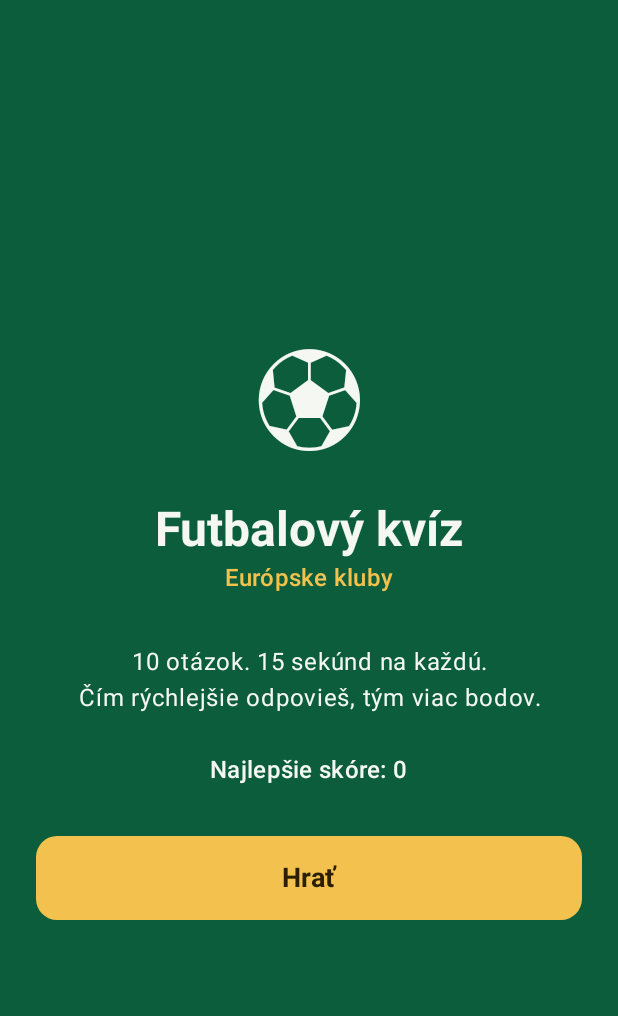
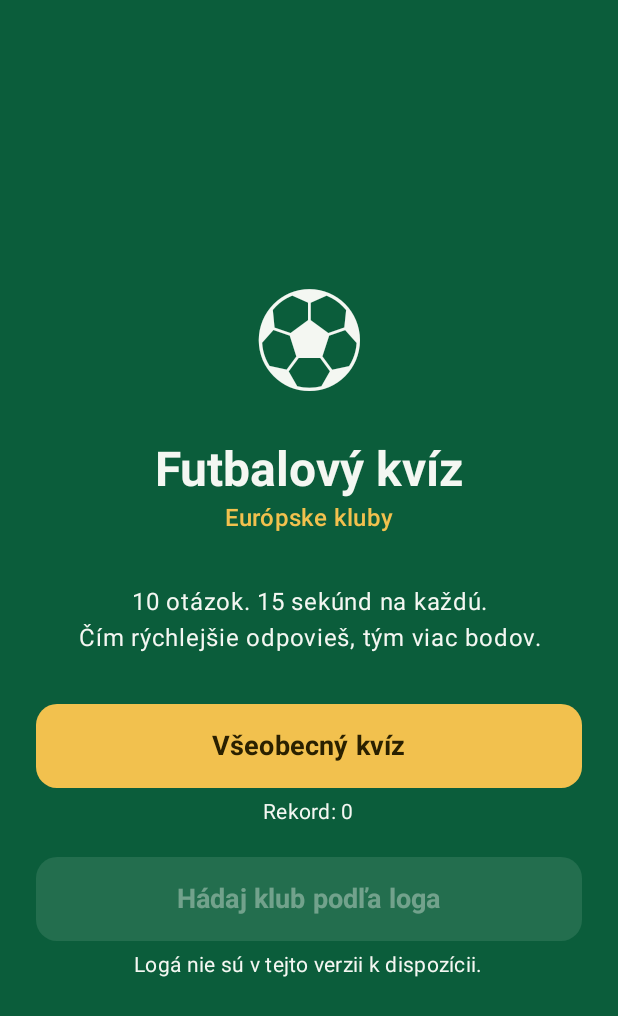
Before and after one commit to ivanchochula-oss/clauder, an Android app built with Jetpack Compose: the screen it shows after launch (MainActivity), on a phone screen of 412 x 824 dp. Shown: the top 1016 px of the screen. Run offline under Robolectric (Android 15) with nearby library versions, the phone set to English and light mode, and no system bars.

Commit message:
Add 'guess the club by logo' game mode
Separate mode with its own best score. Club crests are downloaded from
Wikipedia at build time (scripts/download_logos.py) and are not stored
in the repository; the mode is disabled when logos are missing.

Co-Authored-By: Claude Opus 5.5 <noreply@anthropic.com>
Claude-Session: https://claude.ai/code/session_015DvA6BAAkP315QixdYqpRm

```diff
--- a/futbal-kviz/app/build.gradle.kts
+++ b/futbal-kviz/app/build.gradle.kts
@@ -12,8 +12,8 @@ android {
         applicationId = "sk.futbalkviz"
         minSdk = 24
         targetSdk = 35
-        versionCode = 1
-        versionName = "1.0"
+        versionCode = 2
+        versionName = "1.1"
     }
 
     buildTypes {
--- a/futbal-kviz/app/src/main/java/sk/futbalkviz/MainActivity.kt
+++ b/futbal-kviz/app/src/main/java/sk/futbalkviz/MainActivity.kt
@@ -33,7 +33,7 @@ class MainActivity : ComponentActivity() {
                     when (val s = state) {
                         is QuizState.Home -> HomeScreen(s, onStart = vm::start, modifier = m)
                         is QuizState.Playing -> QuestionScreen(s, onAnswer = vm::answer, onNext = vm::next, modifier = m)
-                        is QuizState.Finished -> ResultScreen(s, onPlayAgain = vm::start, onHome = vm::goHome, modifier = m)
+                        is QuizState.Finished -> ResultScreen(s, onPlayAgain = vm::playAgain, onHome = vm::goHome, modifier = m)
                     }
                 }
             }
--- a/futbal-kviz/app/src/main/java/sk/futbalkviz/QuizViewModel.kt
+++ b/futbal-kviz/app/src/main/java/sk/futbalkviz/QuizViewModel.kt
@@ -11,23 +11,37 @@ import kotlinx.coroutines.flow.StateFlow
 import kotlinx.coroutines.flow.asStateFlow
 import kotlinx.coroutines.flow.update
 import kotlinx.coroutines.launch
+import sk.futbalkviz.data.Club
+import sk.futbalkviz.data.Clubs
 import sk.futbalkviz.data.Question
 import sk.futbalkviz.data.Questions
 
 const val QUESTIONS_PER_ROUND = 10
 const val SECONDS_PER_QUESTION = 15
 
+enum class GameMode(val prefsKey: String) {
+    General("best_score"),
+    Logos("best_score_logos"),
+}
+
 data class RoundQuestion(
     val text: String,
     val options: List<String>,
     val correctIndex: Int,
     val explanation: String,
+    /** Kľúč loga v assets/logos, ak ide o otázku s logom. */
+    val logoKey: String? = null,
 )
 
 sealed interface QuizState {
-    data class Home(val bestScore: Int) : QuizState
+    data class Home(
+        val bestScore: Int,
+        val bestLogoScore: Int,
+        val logosAvailable: Boolean,
+    ) : QuizState
 
     data class Playing(
+        val mode: GameMode,
         val questions: List<RoundQuestion>,
         val index: Int,
         val secondsLeft: Int,
@@ -42,6 +56,7 @@ sealed interface QuizState {
     }
 
     data class Finished(
+        val mode: GameMode,
         val score: Int,
         val correctCount: Int,
         val total: Int,
@@ -59,20 +74,53 @@ fun buildRound(pool: List<Question>, count: Int = QUESTIONS_PER_ROUND): List<Rou
         RoundQuestion(q.text, options, options.indexOf(q.answer), q.explanation)
     }
 
+/** Kolo s logami: hádaný klub aj nesprávne možnosti sú len z klubov, ktorých logo je k dispozícii. */
+fun buildLogoRound(clubs: List<Club>, count: Int = QUESTIONS_PER_ROUND): List<RoundQuestion> =
+    clubs.shuffled().take(count).map { club ->
+        val wrong = (clubs - club).shuffled().take(3).map { it.name }
+        val options = (wrong + club.name).shuffled()
+        RoundQuestion(
+            text = "Ktorý klub má toto logo?",
+            options = options,
+            correctIndex = options.indexOf(club.name),
+            explanation = club.fact,
+            logoKey = club.key,
+        )
+    }
+
 class QuizViewModel(app: Application) : AndroidViewModel(app) {
 
     private val prefs = app.getSharedPreferences("futbal_kviz", Context.MODE_PRIVATE)
 
-    private val _state = MutableStateFlow<QuizState>(QuizState.Home(bestScore()))
+    private val logoClubs: List<Club> = run {
+        val files = app.assets.list(LOGO_DIR).orEmpty().toSet()
+        Clubs.all.filter { "${it.key}.png" in files }
+    }
+
+    private val _state = MutableStateFlow<QuizState>(homeState())
     val state: StateFlow<QuizState> = _state.asStateFlow()
 
     private var timerJob: Job? = null
 
-    private fun bestScore(): Int = prefs.getInt(KEY_BEST, 0)
+    private fun best(mode: GameMode): Int = prefs.getInt(mode.prefsKey, 0)
 
-    fun start() {
+    private fun homeState() = QuizState.Home(
+        bestScore = best(GameMode.General),
+        bestLogoScore = best(GameMode.Logos),
+        logosAvailable = logoClubs.size >= MIN_LOGO_CLUBS,
+    )
+
+    fun start(mode: GameMode) {
+        val questions = when (mode) {
+            GameMode.General -> buildRound(Questions.all)
+            GameMode.Logos -> {
+                if (logoClubs.size < MIN_LOGO_CLUBS) return
+                buildLogoRound(logoClubs)
+            }
+        }
         _state.value = QuizState.Playing(
-            questions = buildRound(Questions.all),
+            mode = mode,
+            questions = questions,
             index = 0,
             secondsLeft = SECONDS_PER_QUESTION,
             selected = null,
@@ -81,6 +129,11 @@ class QuizViewModel(app: Application) : AndroidViewModel(app) {
             correctCount = 0,
         )
         startTimer()
+    }
+
+    fun playAgain() {
+        val mode = (_state.value as? QuizState.Finished)?.mode ?: GameMode.General
+        start(mode)
     }
 
     fun answer(optionIndex: Int) {
@@ -113,14 +166,15 @@ class QuizViewModel(app: Application) : AndroidViewModel(app) {
 
     fun goHome() {
         timerJob?.cancel()
-        _state.value = QuizState.Home(bestScore())
+        _state.value = homeState()
     }
 
     private fun finish(s: QuizState.Playing) {
-        val previousBest = bestScore()
+        val previousBest = best(s.mode)
         val newRecord = s.score > previousBest
-        if (newRecord) prefs.edit().putInt(KEY_BEST, s.score).apply()
+        if (newRecord) prefs.edit().putInt(s.mode.prefsKey, s.score).apply()
         _state.value = QuizState.Finished(
+            mode = s.mode,
             score = s.score,
             correctCount = s.correctCount,
             total = s.questions.size,
@@ -152,6 +206,7 @@ class QuizViewModel(app: Application) : AndroidViewModel(app) {
     }
 
     private companion object {
-        const val KEY_BEST = "best_score"
+        const val LOGO_DIR = "logos"
+        const val MIN_LOGO_CLUBS = 4
     }
 }
--- /dev/null
+++ b/futbal-kviz/app/src/main/java/sk/futbalkviz/data/Clubs.kt
@@ -0,0 +1,45 @@
+package sk.futbalkviz.data
+
+/** Klub pre režim „Hádaj klub podľa loga“. Logo je v assets/logos/<key>.png (sťahuje scripts/download_logos.py). */
+data class Club(
+    val key: String,
+    val name: String,
+    val country: String,
+    val fact: String,
+)
+
+object Clubs {
+    val all: List<Club> = listOf(
+        Club("barcelona", "FC Barcelona", "Španielsko", "Barcelona, Španielsko. Založený v roku 1899."),
+        Club("real", "Real Madrid", "Španielsko", "Madrid, Španielsko. Založený v roku 1902."),
+        Club("atletico", "Atlético Madrid", "Španielsko", "Madrid, Španielsko. Založený v roku 1903."),
+        Club("sevilla", "Sevilla FC", "Španielsko", "Sevilla, Španielsko. Založený v roku 1890."),
+        Club("valencia", "Valencia CF", "Španielsko", "Valencia, Španielsko. Založený v roku 1919."),
+        Club("bayern", "Bayern Mníchov", "Nemecko", "Mníchov, Nemecko. Založený v roku 1900."),
+        Club("dortmund", "Borussia Dortmund", "Nemecko", "Dortmund, Nemecko. Založený v roku 1909."),
+        Club("leverkusen", "Bayer Leverkusen", "Nemecko", "Leverkusen, Nemecko. Založený v roku 1904."),
+        Club("schalke", "Schalke 04", "Nemecko", "Gelsenkirchen, Nemecko. Založený v roku 1904."),
+        Club("juventus", "Juventus Turín", "Taliansko", "Turín, Taliansko. Založený v roku 1897."),
+        Club("milan", "AC Miláno", "Taliansko", "Miláno, Taliansko. Založený v roku 1899."),
+        Club("inter", "Inter Miláno", "Taliansko", "Miláno, Taliansko. Založený v roku 1908."),
+        Club("roma", "AS Rím", "Taliansko", "Rím, Taliansko. Založený v roku 1927."),
+        Club("napoli", "SSC Neapol", "Taliansko", "Neapol, Taliansko. Založený v roku 1926."),
+        Club("liverpool", "Liverpool FC", "Anglicko", "Liverpool, Anglicko. Založený v roku 1892."),
+        Club("manutd", "Manchester United", "Anglicko", "Manchester, Anglicko. Založený v roku 1878 ako Newton Heath."),
+        Club("mancity", "Manchester City", "Anglicko", "Manchester, Anglicko. Založený v roku 1880."),
+        Club("arsenal", "Arsenal FC", "Anglicko", "Londýn, Anglicko. Založený v roku 1886."),
+        Club("chelsea", "Chelsea FC", "Anglicko", "Londýn, Anglicko. Založený v roku 1905."),
+        Club("tottenham", "Tottenham Hotspur", "Anglicko", "Londýn, Anglicko. Založený v roku 1882."),
+        Club("psg", "Paris Saint-Germain", "Francúzsko", "Paríž, Francúzsko. Založený v roku 1970."),
+        Club("marseille", "Olympique Marseille", "Francúzsko", "Marseille, Francúzsko. Založený v roku 1899."),
+        Club("ajax", "Ajax Amsterdam", "Holandsko", "Amsterdam, Holandsko. Založený v roku 1900."),
+        Club("psv", "PSV Eindhoven", "Holandsko", "Eindhoven, Holandsko. Založený v roku 1913."),
+        Club("benfica", "Benfica Lisabon", "Portugalsko", "Lisabon, Portugalsko. Založený v roku 1904."),
+        Club("porto", "FC Porto", "Portugalsko", "Porto, Portugalsko. Založený v roku 1893."),
+        Club("celtic", "Celtic Glasgow", "Škótsko", "Glasgow, Škótsko. Založený v roku 1887."),
+        Club("galatasaray", "Galatasaray", "Turecko", "Istanbul, Turecko. Založený v roku 1905."),
+        Club("slovan", "Slovan Bratislava", "Slovensko", "Bratislava, Slovensko. Založený v roku 1919."),
+        Club("sparta", "Sparta Praha", "Česko", "Praha, Česko. Založený v roku 1893."),
+        Club("slavia", "Slavia Praha", "Česko", "Praha, Česko. Založený v roku 1892."),
+    )
+}
--- a/futbal-kviz/app/src/main/java/sk/futbalkviz/ui/Screens.kt
+++ b/futbal-kviz/app/src/main/java/sk/futbalkviz/ui/Screens.kt
@@ -3,6 +3,11 @@ package sk.futbalkviz.ui
 import androidx.compose.animation.AnimatedVisibility
 import androidx.compose.animation.core.animateFloatAsState
 import androidx.compose.animation.core.tween
+import android.graphics.BitmapFactory
+import androidx.compose.foundation.Image
+import androidx.compose.foundation.background
+import androidx.compose.foundation.layout.Box
+import androidx.compose.foundation.layout.size
 import androidx.compose.foundation.layout.Arrangement
 import androidx.compose.foundation.layout.Column
 import androidx.compose.foundation.layout.Row
@@ -25,6 +30,9 @@ import androidx.compose.material3.OutlinedButton
 import androidx.compose.material3.Text
 import androidx.compose.runtime.Composable
 import androidx.compose.runtime.getValue
+import androidx.compose.runtime.remember
+import androidx.compose.ui.graphics.asImageBitmap
+import androidx.compose.ui.platform.LocalContext
 import androidx.compose.ui.Alignment
 import androidx.compose.ui.Modifier
 import androidx.compose.ui.graphics.Color
@@ -32,6 +40,7 @@ import androidx.compose.ui.text.font.FontWeight
 import androidx.compose.ui.text.style.TextAlign
 import androidx.compose.ui.unit.dp
 import androidx.compose.ui.unit.sp
+import sk.futbalkviz.GameMode
 import sk.futbalkviz.QUESTIONS_PER_ROUND
 import sk.futbalkviz.QuizState
 import sk.futbalkviz.SECONDS_PER_QUESTION
@@ -39,7 +48,7 @@ import sk.futbalkviz.SECONDS_PER_QUESTION
 private val ButtonShape = RoundedCornerShape(14.dp)
 
 @Composable
-fun HomeScreen(state: QuizState.Home, onStart: () -> Unit, modifier: Modifier = Modifier) {
+fun HomeScreen(state: QuizState.Home, onStart: (GameMode) -> Unit, modifier: Modifier = Modifier) {
     Column(
         modifier = modifier.fillMaxSize().padding(24.dp),
         horizontalAlignment = Alignment.CenterHorizontally,
@@ -64,20 +73,33 @@ fun HomeScreen(state: QuizState.Home, onStart: () -> Unit, modifier: Modifier =
             textAlign = TextAlign.Center,
             style = MaterialTheme.typography.bodyLarge,
         )
-        Spacer(Modifier.height(24.dp))
-        Text(
-            "Najlepšie skóre: ${state.bestScore}",
-            style = MaterialTheme.typography.titleMedium,
-            fontWeight = FontWeight.SemiBold,
-        )
         Spacer(Modifier.height(32.dp))
         Button(
-            onClick = onStart,
+            onClick = { onStart(GameMode.General) },
             shape = ButtonShape,
             modifier = Modifier.fillMaxWidth().height(56.dp),
         ) {
-            Text("Hrať", fontSize = 18.sp, fontWeight = FontWeight.Bold)
+            Text("Všeobecný kvíz", fontSize = 18.sp, fontWeight = FontWeight.Bold)
         }
+        Text(
+            "Rekord: ${state.bestScore}",
+            style = MaterialTheme.typography.bodyMedium,
+            modifier = Modifier.padding(top = 6.dp),
+        )
+        Spacer(Modifier.height(20.dp))
+        Button(
+            onClick = { onStart(GameMode.Logos) },
+            enabled = state.logosAvailable,
+            shape = ButtonShape,
+            modifier = Modifier.fillMaxWidth().height(56.dp),
+        ) {
+            Text("Hádaj klub podľa loga", fontSize = 18.sp, fontWeight = FontWeight.Bold)
+        }
+        Text(
+            if (state.logosAvailable) "Rekord: ${state.bestLogoScore}" else "Logá nie sú v tejto verzii k dispozícii.",
+            style = MaterialTheme.typography.bodyMedium,
+            modifier = Modifier.padding(top = 6.dp),
+        )
     }
 }
 
@@ -117,6 +139,10 @@ fun QuestionScreen(
             Text("${state.secondsLeft} s", fontWeight = FontWeight.Bold)
         }
         Spacer(Modifier.height(24.dp))
+        q.logoKey?.let { key ->
+            ClubLogo(key, Modifier.align(Alignment.CenterHorizontally))
+            Spacer(Modifier.height(20.dp))
+        }
         Text(
             q.text,
             style = MaterialTheme.typography.headlineSmall,
@@ -170,6 +196,29 @@ fun QuestionScreen(
                     Text(if (state.isLast) "Výsledky" else "Ďalšia otázka", fontWeight = FontWeight.Bold)
                 }
             }
+        }
+    }
+}
+
+@Composable
+private fun ClubLogo(key: String, modifier: Modifier = Modifier) {
+    val context = LocalContext.current
+    val bitmap = remember(key) {
+        runCatching {
+            context.assets.open("logos/$key.png").use { BitmapFactory.decodeStream(it) }?.asImageBitmap()
+        }.getOrNull()
+    }
+    Box(
+        modifier = modifier
+            .size(200.dp)
+            .background(Chalk, RoundedCornerShape(24.dp))
+            .padding(20.dp),
+        contentAlignment = Alignment.Center,
+    ) {
+        if (bitmap != null) {
+            Image(bitmap = bitmap, contentDescription = "Logo klubu", modifier = Modifier.fillMaxSize())
+        } else {
+            Text("Logo sa nenačítalo", color = PitchDark, textAlign = TextAlign.Center)
         }
     }
 }
```
Also changed, not shown: 5 other files.
